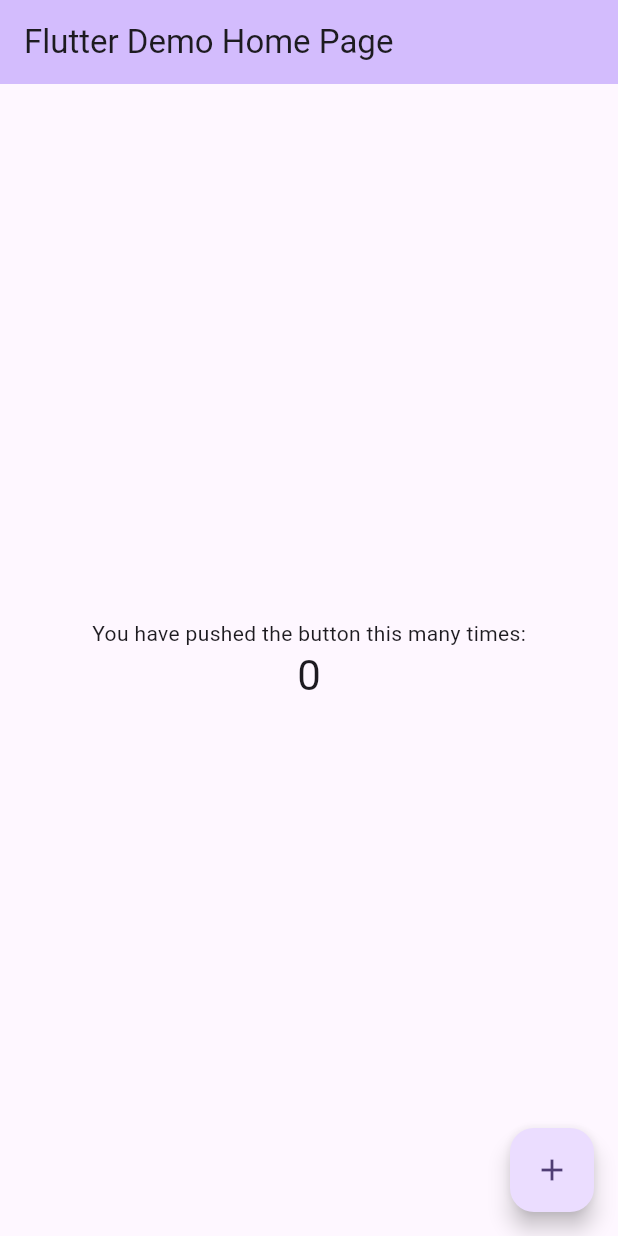
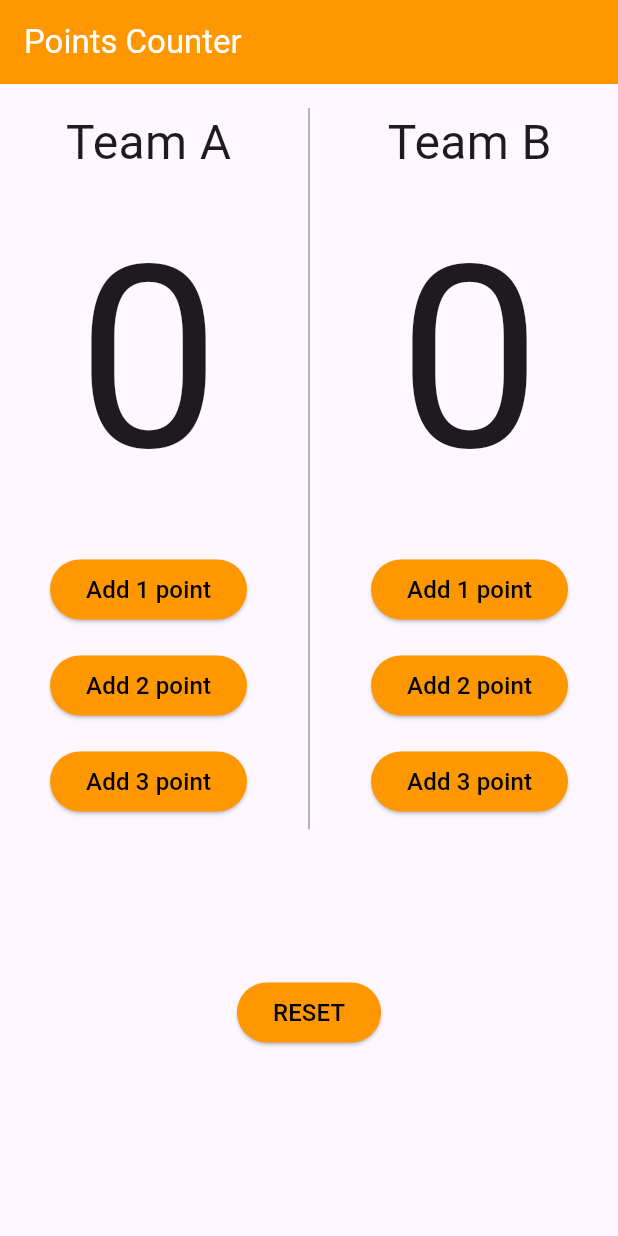
Before and after one commit to Eng-mohamedabdrabo/basketball_counter, a Flutter app: the screen it shows after launch, on a phone screen of 412 x 824 dp. Run offline on Flutter 3.47's test engine with Material 3 defaults, Android fonts, the phone set to English and light mode, and no system bars.

Commit message:
practice about set state

```diff
--- a/lib/main.dart
+++ b/lib/main.dart
@@ -1,125 +1,18 @@
+import 'package:basketball_conter/views/home_view.dart';
 import 'package:flutter/material.dart';
 
 void main() {
-  runApp(const MyApp());
+  runApp(BasketballCounter());
 }
 
-class MyApp extends StatelessWidget {
-  const MyApp({super.key});
+class BasketballCounter extends StatelessWidget {
+  const BasketballCounter({super.key});
 
-  // This widget is the root of your application.
   @override
   Widget build(BuildContext context) {
     return MaterialApp(
-      title: 'Flutter Demo',
-      theme: ThemeData(
-        // This is the theme of your application.
-        //
-        // TRY THIS: Try running your application with "flutter run". You'll see
-        // the application has a purple toolbar. Then, without quitting the app,
-        // try changing the seedColor in the colorScheme below to Colors.green
-        // and then invoke "hot reload" (save your changes or press the "hot
-        // reload" button in a Flutter-supported IDE, or press "r" if you used
-        // the command line to start the app).
-        //
-        // Notice that the counter didn't reset back to zero; the application
-        // state is not lost during the reload. To reset the state, use hot
-        // restart instead.
-        //
-        // This works for code too, not just values: Most code changes can be
-        // tested with just a hot reload.
-        colorScheme: ColorScheme.fromSeed(seedColor: Colors.deepPurple),
-        useMaterial3: true,
-      ),
-      home: const MyHomePage(title: 'Flutter Demo Home Page'),
+      debugShowCheckedModeBanner: false,
+      home: HomeView()
     );
   }
 }
-
-class MyHomePage extends StatefulWidget {
-  const MyHomePage({super.key, required this.title});
-
-  // This widget is the home page of your application. It is stateful, meaning
-  // that it has a State object (defined below) that contains fields that affect
-  // how it looks.
-
-  // This class is the configuration for the state. It holds the values (in this
-  // case the title) provided by the parent (in this case the App widget) and
-  // used by the build method of the State. Fields in a Widget subclass are
-  // always marked "final".
-
-  final String title;
-
-  @override
-  State<MyHomePage> createState() => _MyHomePageState();
-}
-
-class _MyHomePageState extends State<MyHomePage> {
-  int _counter = 0;
-
-  void _incrementCounter() {
-    setState(() {
-      // This call to setState tells the Flutter framework that something has
-      // changed in this State, which causes it to rerun the build method below
-      // so that the display can reflect the updated values. If we changed
-      // _counter without calling setState(), then the build method would not be
-      // called again, and so nothing would appear to happen.
-      _counter++;
-    });
-  }
-
-  @override
-  Widget build(BuildContext context) {
-    // This method is rerun every time setState is called, for instance as done
-    // by the _incrementCounter method above.
-    //
-    // The Flutter framework has been optimized to make rerunning build methods
-    // fast, so that you can just rebuild anything that needs updating rather
-    // than having to individually change instances of widgets.
-    return Scaffold(
-      appBar: AppBar(
-        // TRY THIS: Try changing the color here to a specific color (to
-        // Colors.amber, perhaps?) and trigger a hot reload to see the AppBar
-        // change color while the other colors stay the same.
-        backgroundColor: Theme.of(context).colorScheme.inversePrimary,
-        // Here we take the value from the MyHomePage object that was created by
-        // the App.build method, and use it to set our appbar title.
-        title: Text(widget.title),
-      ),
-      body: Center(
-        // Center is a layout widget. It takes a single child and positions it
-        // in the middle of the parent.
-        child: Column(
-          // Column is also a layout widget. It takes a list of children and
-          // arranges them vertically. By default, it sizes itself to fit its
-          // children horizontally, and tries to be as tall as its parent.
-          //
-          // Column has various properties to control how it sizes itself and
-          // how it positions its children. Here we use mainAxisAlignment to
-          // center the children vertically; the main axis here is the vertical
-          // axis because Columns are vertical (the cross axis would be
-          // horizontal).
-          //
-          // TRY THIS: Invoke "debug painting" (choose the "Toggle Debug Paint"
-          // action in the IDE, or press "p" in the console), to see the
-          // wireframe for each widget.
-          mainAxisAlignment: MainAxisAlignment.center,
-          children: <Widget>[
-            const Text(
-              'You have pushed the button this many times:',
-            ),
-            Text(
-              '$_counter',
-              style: Theme.of(context).textTheme.headlineMedium,
-            ),
-          ],
-        ),
-      ),
-      floatingActionButton: FloatingActionButton(
-        onPressed: _incrementCounter,
-        tooltip: 'Increment',
-        child: const Icon(Icons.add),
-      ), // This trailing comma makes auto-formatting nicer for build methods.
-    );
-  }
-}
--- /dev/null
+++ b/lib/views/home_view.dart
@@ -0,0 +1,51 @@
+import 'package:flutter/material.dart';
+
+import '../widgets/body_viewer.dart';
+
+class HomeView extends StatefulWidget {
+  const HomeView({Key? key}) : super(key: key);
+
+  @override
+  State<HomeView> createState() =>_HomeViewState();
+}
+
+class _HomeViewState extends State<HomeView> {
+  int teamAPoints = 0;
+  int teamBPoints = 0;
+
+  void resetPoints() {
+    setState(() {
+      teamAPoints = 0;
+      teamBPoints = 0;
+    });
+  }
+
+  @override
+  Widget build(BuildContext context) {
+    return Scaffold(
+      appBar: AppBar(
+        backgroundColor: Colors.orange,
+        title: Text(
+          'Points Counter',
+          style: TextStyle(
+            color: Colors.white,
+          ),
+        ),
+      ),
+      body: BodyViewer(
+        teamAPoints: teamAPoints,
+        teamBPoints: teamBPoints,
+        onReset: resetPoints,
+        onIncrement: (team, points) {
+          setState(() {
+            if (team == 'A') {
+              teamAPoints += points;
+            } else {
+              teamBPoints += points;
+            }
+          });
+        },
+      ),
+    );
+  }
+}
--- /dev/null
+++ b/lib/widgets/body_viewer.dart
@@ -0,0 +1,56 @@
+import 'package:basketball_conter/widgets/custom_elevated_button.dart';
+import 'package:basketball_conter/widgets/team_pointer.dart';
+import 'package:flutter/material.dart';
+
+class BodyViewer extends StatelessWidget {
+  const BodyViewer({
+    super.key,
+    required this.teamAPoints,
+    required this.teamBPoints,
+    required this.onReset,
+    required this.onIncrement,
+  });
+
+  final int teamAPoints;
+  final int teamBPoints;
+  final VoidCallback onReset;
+  final Function(String, int) onIncrement;
+
+  @override
+  Widget build(BuildContext context) {
+    return Padding(
+      padding: const EdgeInsets.symmetric(vertical: 16),
+      child: Column(
+        children: [
+          IntrinsicHeight(
+            child: Row(
+              mainAxisAlignment: MainAxisAlignment.spaceEvenly,
+              children: [
+                TeamPointer(
+                  teamNum: 'Team A',
+                  points: teamAPoints,
+                  onIncrement: (points) => onIncrement('A', points),
+                ),
+                VerticalDivider(
+                  color: Colors.grey,
+                ),
+                TeamPointer(
+                  teamNum: 'Team B',
+                  points: teamBPoints,
+                  onIncrement: (points) => onIncrement('B', points),
+                ),
+              ],
+            ),
+          ),
+          Padding(
+            padding: const EdgeInsets.symmetric(vertical: 90),
+            child: CustomElevatedButton(
+              text: 'RESET',
+              onPressed: onReset,
+            ),
+          )
+        ],
+      ),
+    );
+  }
+}
--- /dev/null
+++ b/lib/widgets/custom_elevated_button.dart
@@ -0,0 +1,23 @@
+import 'package:flutter/material.dart';
+
+class CustomElevatedButton extends StatelessWidget {
+  const CustomElevatedButton({
+    super.key, required this.text ,required this.onPressed
+  });
+  final String text;
+   final void Function()? onPressed ;
+  @override
+  Widget build(BuildContext context) {
+    return Padding(
+      padding: const EdgeInsets.symmetric(vertical: 8.0),
+      child: ElevatedButton(onPressed: onPressed, child: Text(text, style: TextStyle(
+        color: Colors.black,
+        fontSize: 16
+      ),),
+      style: ElevatedButton.styleFrom(
+        backgroundColor: Colors.orange,
+      ),
+      ),
+    );
+  }
+}
--- /dev/null
+++ b/lib/widgets/team_pointer.dart
@@ -0,0 +1,42 @@
+import 'package:flutter/material.dart';
+import 'custom_elevated_button.dart';
+
+class TeamPointer extends StatelessWidget {
+  TeamPointer({
+    super.key,
+    required this.teamNum,
+    required this.points,
+    required this.onIncrement,
+  });
+  String teamNum;
+  int points;
+  final Function(int) onIncrement;
+
+  @override
+  Widget build(BuildContext context) {
+    return Column(
+      children: [
+        Text(
+          teamNum,
+          style: TextStyle(fontSize: 32),
+        ),
+        Text(
+          '$points',
+          style: TextStyle(fontSize: 170),
+        ),
+        CustomElevatedButton(
+          text: 'Add 1 point',
+          onPressed: () => onIncrement(1),
+        ),
+        CustomElevatedButton(
+          text: 'Add 2 point',
+          onPressed: () => onIncrement(2),
+        ),
+        CustomElevatedButton(
+          text: 'Add 3 point',
+          onPressed: () => onIncrement(3),
+        ),
+      ],
+    );
+  }
+}
```
Also changed, not shown: 2 other files.
